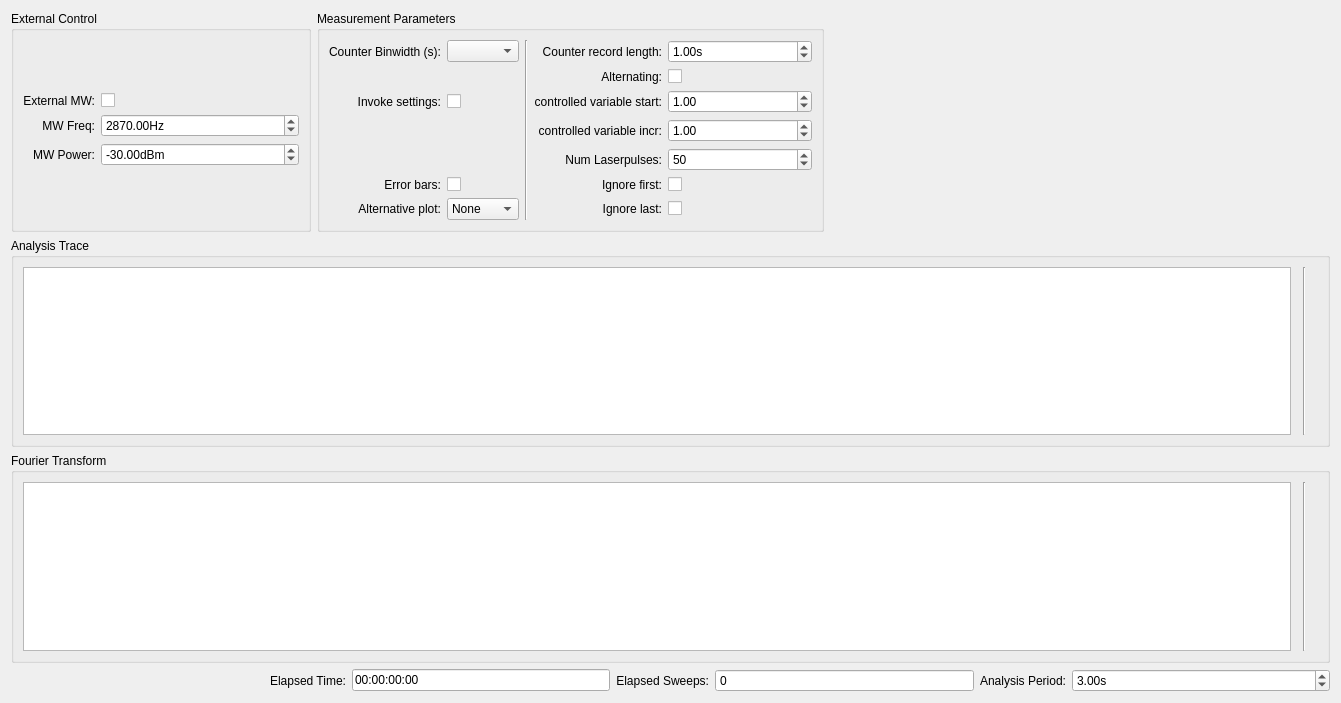
First picture: the form in qudi/gui/pulsed/ui_pulse_analysis.ui, repository Ulm-IQO/qudi, before the edit.
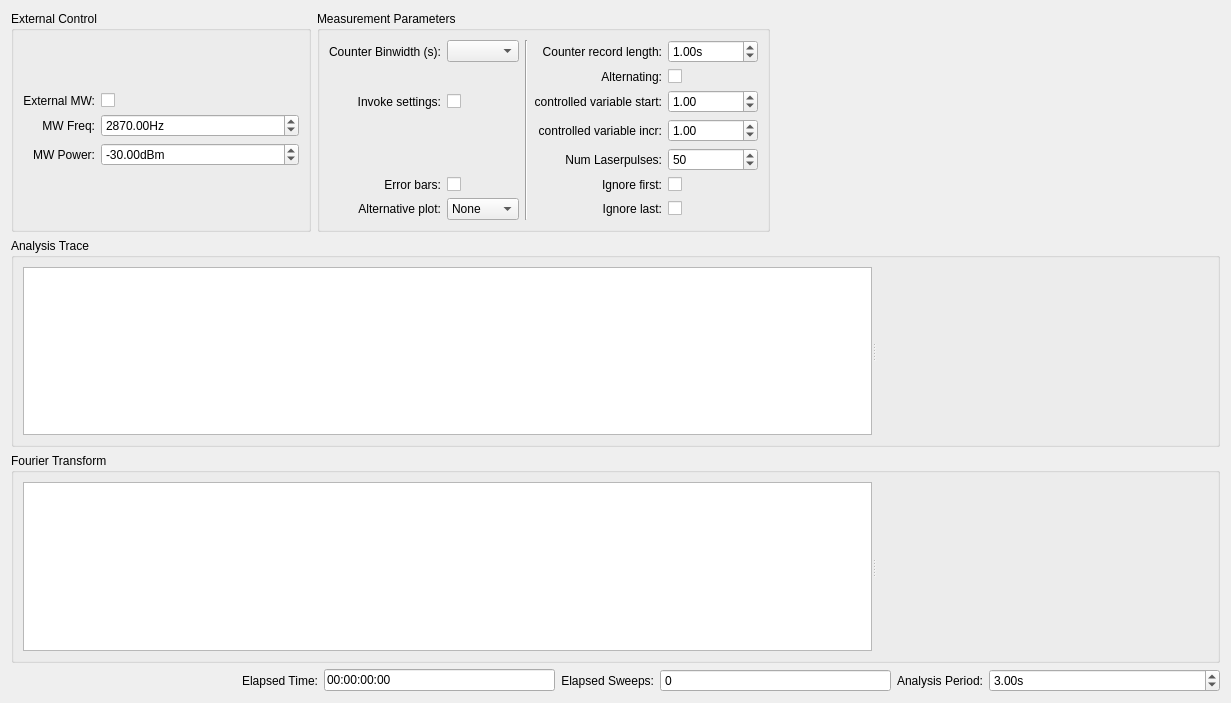
Second picture: the form after the edit. Custom widgets are drawn as their Qt base class.

Commit message: WIP on pulsed integration

```diff
--- a/qudi/gui/pulsed/ui_pulse_analysis.ui
+++ b/qudi/gui/pulsed/ui_pulse_analysis.ui
@@ -6,7 +6,7 @@
    <rect>
     <x>0</x>
     <y>0</y>
-    <width>1341</width>
+    <width>1231</width>
     <height>703</height>
    </rect>
   </property>
@@ -25,26 +25,15 @@
      <property name="title">
       <string>Fourier Transform</string>
      </property>
-     <layout class="QGridLayout" name="gridLayout_23">
-      <item row="0" column="0">
-       <layout class="QHBoxLayout" name="horizontalLayout_4" stretch="1,0,0">
-        <property name="spacing">
-         <number>12</number>
-        </property>
+     <layout class="QVBoxLayout" name="verticalLayout_2">
         <item>
+       <widget class="QSplitter" name="second_plot_splitter">
+        <property name="orientation">
+         <enum>Qt::Horizontal</enum>
+        </property>
          <widget class="PlotWidget" name="pulse_analysis_second_PlotWidget"/>
-        </item>
-        <item>
-         <widget class="Line" name="line_3">
-          <property name="orientation">
-           <enum>Qt::Vertical</enum>
-          </property>
-         </widget>
-        </item>
-        <item>
-         <widget class="FitWidget" name="widget_2" native="true"/>
-        </item>
-       </layout>
+        <widget class="FitWidget" name="second_plot_fitwidget" native="true"/>
+       </widget>
       </item>
      </layout>
     </widget>
@@ -60,42 +49,22 @@
      <property name="title">
       <string>Analysis Trace</string>
      </property>
-     <layout class="QGridLayout" name="gridLayout_19">
-      <item row="1" column="0">
-       <layout class="QHBoxLayout" name="horizontalLayout" stretch="1,0,0">
-        <property name="spacing">
-         <number>12</number>
-        </property>
+     <layout class="QVBoxLayout" name="verticalLayout">
         <item>
+       <widget class="QSplitter" name="first_plot_splitter">
+        <property name="midLineWidth">
+         <number>0</number>
+        </property>
+        <property name="orientation">
+         <enum>Qt::Horizontal</enum>
+        </property>
          <widget class="PlotWidget" name="pulse_analysis_PlotWidget">
           <property name="sizeAdjustPolicy">
            <enum>QAbstractScrollArea::AdjustIgnored</enum>
           </property>
          </widget>
-        </item>
-        <item>
-         <widget class="Line" name="line_2">
-          <property name="sizePolicy">
-           <sizepolicy hsizetype="Preferred" vsizetype="Minimum">
-            <horstretch>0</horstretch>
-            <verstretch>0</verstretch>
-           </sizepolicy>
-          </property>
-          <property name="minimumSize">
-           <size>
-            <width>0</width>
-            <height>0</height>
-           </size>
-          </property>
-          <property name="orientation">
-           <enum>Qt::Vertical</enum>
-          </property>
-         </widget>
-        </item>
-        <item>
-         <widget class="FitWidget" name="widget" native="true"/>
-        </item>
-       </layout>
+        <widget class="FitWidget" name="first_plot_fitwidget" native="true"/>
+       </widget>
       </item>
      </layout>
     </widget>
```
Lines whose indentation alone changed are shown as unchanged. The commit also changes 2 other files.
